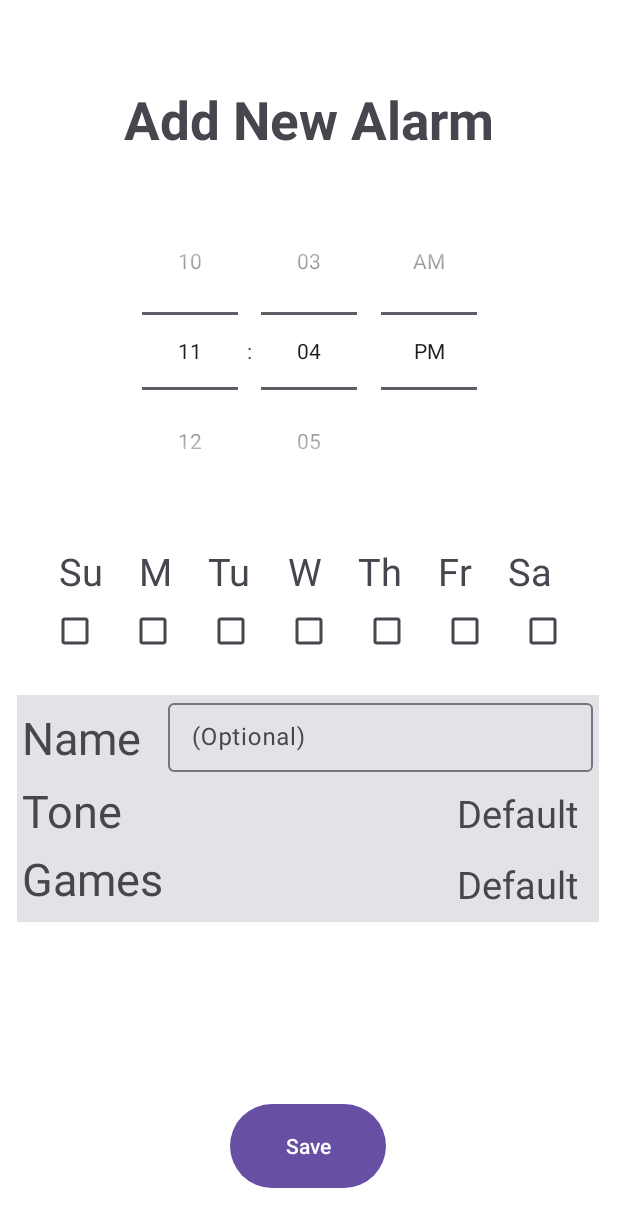
After one commit to cstet23/cisc482-final-project, an Android app: the fragment NewAlarm shown on its own in the app's theme, on a phone screen of 412 x 824 dp. The commit adds this screen. Shown: the top 1227 px of the screen. Run offline under Robolectric (Android 15) with nearby library versions, the phone set to English and light mode, and no system bars.

Commit message:
added add alarm screen and fragment, and an add alarm button on home screen

```diff
--- a/app/build.gradle.kts
+++ b/app/build.gradle.kts
@@ -29,6 +29,9 @@ android {
         sourceCompatibility = JavaVersion.VERSION_11
         targetCompatibility = JavaVersion.VERSION_11
     }
+    buildFeatures {
+        viewBinding = true
+    }
 }
 
 dependencies {
--- a/app/src/main/java/com/ciscx82/finalproject/MainActivity.java
+++ b/app/src/main/java/com/ciscx82/finalproject/MainActivity.java
@@ -1,6 +1,7 @@
 package com.ciscx82.finalproject;
 
 import android.os.Bundle;
+import android.view.View;
 
 import androidx.activity.EdgeToEdge;
 import androidx.appcompat.app.AppCompatActivity;
@@ -8,7 +9,12 @@ import androidx.core.graphics.Insets;
 import androidx.core.view.ViewCompat;
 import androidx.core.view.WindowInsetsCompat;
 
+import com.google.android.material.floatingactionbutton.FloatingActionButton;
+
 public class MainActivity extends AppCompatActivity {
+    // params
+    FloatingActionButton addButton;
+    NewAlarm newAlarm = new NewAlarm();
 
     @Override
     protected void onCreate(Bundle savedInstanceState) {
@@ -20,5 +26,13 @@ public class MainActivity extends AppCompatActivity {
             v.setPadding(systemBars.left, systemBars.top, systemBars.right, systemBars.bottom);
             return insets;
         });
+
+        // get references for necessary params
+        addButton = findViewById(R.id.add_alarm_button);
+
+        // button onClick listeners
+        addButton.setOnClickListener(view -> getSupportFragmentManager().beginTransaction().replace(R.id.main, newAlarm).commit());
     }
+
+
 }
--- /dev/null
+++ b/app/src/main/java/com/ciscx82/finalproject/NewAlarm.java
@@ -0,0 +1,44 @@
+package com.ciscx82.finalproject;
+
+import android.annotation.SuppressLint;
+
+import androidx.annotation.NonNull;
+import androidx.annotation.Nullable;
+import androidx.appcompat.app.ActionBar;
+import androidx.appcompat.app.AppCompatActivity;
+import androidx.fragment.app.Fragment;
+
+import android.app.Activity;
+import android.os.Bundle;
+import android.os.Handler;
+import android.os.Looper;
+import android.view.LayoutInflater;
+import android.view.MotionEvent;
+import android.view.View;
+import android.view.ViewGroup;
+import android.view.WindowManager;
+
+import com.ciscx82.finalproject.databinding.FragmentNewAlarmBinding;
+
+/**
+ * An example full-screen activity that shows and hides the system UI (i.e.
+ * status bar and navigation/system bar) with user interaction.
+ */
+public class NewAlarm extends Fragment {
+    public NewAlarm() {
+        super(R.layout.fragment_new_alarm);
+    }
+
+    @Override
+    public void onCreate(Bundle savedInstanceState) {
+        super.onCreate(savedInstanceState);
+
+    }
+
+    @Override
+    public View onCreateView(LayoutInflater inflater, ViewGroup container,
+                             Bundle savedInstanceState) {
+        // Inflate the layout for this fragment
+        return inflater.inflate(R.layout.fragment_new_alarm, container, false);
+    }
+}
--- a/app/src/main/res/layout/activity_main.xml
+++ b/app/src/main/res/layout/activity_main.xml
@@ -16,4 +16,17 @@
         app:layout_constraintStart_toStartOf="parent"
         app:layout_constraintTop_toTopOf="parent" />
 
+    <com.google.android.material.floatingactionbutton.FloatingActionButton
+        android:id="@+id/add_alarm_button"
+        android:layout_width="wrap_content"
+        android:layout_height="wrap_content"
+        android:layout_marginStart="16dp"
+        android:layout_marginTop="16dp"
+        android:clickable="true"
+        android:contentDescription="@string/floating_button_description"
+        app:layout_constraintStart_toStartOf="parent"
+        app:layout_constraintTop_toTopOf="parent"
+        app:maxImageSize="50dp"
+        app:srcCompat="@android:drawable/ic_menu_add" />
+
 </androidx.constraintlayout.widget.ConstraintLayout>
--- /dev/null
+++ b/app/src/main/res/layout/fragment_new_alarm.xml
@@ -0,0 +1,254 @@
+<?xml version="1.0" encoding="utf-8"?>
+<androidx.constraintlayout.widget.ConstraintLayout xmlns:android="http://schemas.android.com/apk/res/android"
+    xmlns:app="http://schemas.android.com/apk/res-auto"
+    xmlns:tools="http://schemas.android.com/tools"
+    android:id="@+id/add_alarm_frame"
+    android:layout_width="match_parent"
+    android:layout_height="match_parent"
+    android:background="@color/white"
+    android:theme="@style/ThemeOverlay.FinalProject.FullscreenContainer"
+    tools:context=".NewAlarm">
+
+    <!-- The primary full-screen view. This can be replaced with whatever view
+         is needed to present your content, e.g. VideoView, SurfaceView,
+         TextureView, etc. -->
+
+    <!-- This FrameLayout insets its children based on system windows using
+         android:fitsSystemWindows. -->
+
+    <TimePicker
+        android:id="@+id/timepicker"
+        android:layout_width="413dp"
+        android:layout_height="230dp"
+        android:layout_marginTop="20dp"
+        android:timePickerMode="spinner"
+        app:layout_constraintEnd_toEndOf="parent"
+        app:layout_constraintStart_toStartOf="parent"
+        app:layout_constraintTop_toBottomOf="@+id/textView2" />
+
+    <TextView
+        android:id="@+id/textView2"
+        android:layout_width="289dp"
+        android:layout_height="52dp"
+        android:layout_marginStart="122dp"
+        android:layout_marginTop="56dp"
+        android:layout_marginEnd="122dp"
+        android:lineSpacingExtra="8sp"
+        android:text="@string/add_alarm_header"
+        android:textAlignment="center"
+        android:textSize="35sp"
+        android:textStyle="bold"
+        app:layout_constraintEnd_toEndOf="parent"
+        app:layout_constraintStart_toStartOf="parent"
+        app:layout_constraintTop_toTopOf="parent" />
+
+    <LinearLayout
+        android:id="@+id/linearLayout"
+        android:layout_width="363dp"
+        android:layout_height="45dp"
+        android:layout_marginTop="40dp"
+        android:orientation="horizontal"
+        app:layout_constraintEnd_toEndOf="parent"
+        app:layout_constraintStart_toStartOf="parent"
+        app:layout_constraintTop_toBottomOf="@+id/timepicker">
+
+        <CheckBox
+            android:id="@+id/sunday"
+            android:layout_width="wrap_content"
+            android:layout_height="wrap_content"
+            android:layout_weight="1" />
+
+        <CheckBox
+            android:id="@+id/monday"
+            android:layout_width="wrap_content"
+            android:layout_height="wrap_content"
+            android:layout_weight="1" />
+
+        <CheckBox
+            android:id="@+id/monday2"
+            android:layout_width="wrap_content"
+            android:layout_height="wrap_content"
+            android:layout_weight="1" />
+
+        <CheckBox
+            android:id="@+id/monday3"
+            android:layout_width="wrap_content"
+            android:layout_height="wrap_content"
+            android:layout_weight="1" />
+
+        <CheckBox
+            android:id="@+id/monday4"
+            android:layout_width="wrap_content"
+            android:layout_height="wrap_content"
+            android:layout_weight="1" />
+
+        <CheckBox
+            android:id="@+id/monday5"
+            android:layout_width="wrap_content"
+            android:layout_height="wrap_content"
+            android:layout_weight="1" />
+
+        <CheckBox
+            android:id="@+id/monday6"
+            android:layout_width="wrap_content"
+            android:layout_height="wrap_content"
+            android:layout_weight="1" />
+
+    </LinearLayout>
+
+    <TableLayout
+        android:id="@+id/tableLayout"
+        android:layout_width="388dp"
+        android:layout_height="151dp"
+        android:layout_marginTop="20dp"
+        android:background="#E3E3E7"
+        app:layout_constraintEnd_toEndOf="parent"
+        app:layout_constraintHorizontal_bias="0.478"
+        app:layout_constraintStart_toStartOf="parent"
+        app:layout_constraintTop_toBottomOf="@+id/linearLayout">
+
+        <TableRow android:layout_height="wrap_content">
+
+            <TextView
+                android:layout_width="wrap_content"
+                android:layout_height="wrap_content"
+                android:padding="3dp"
+                android:text="@string/add_alarm_setting_name"
+                android:textSize="30sp" />
+
+            <com.google.android.material.textfield.TextInputLayout
+                android:layout_width="283dp"
+                android:layout_height="wrap_content">
+
+                <com.google.android.material.textfield.TextInputEditText
+                    android:layout_width="match_parent"
+                    android:layout_height="46dp"
+                    android:hint="@string/add_alarm_setting_name_hint"
+                    android:textAlignment="textEnd" />
+            </com.google.android.material.textfield.TextInputLayout>
+        </TableRow>
+
+        <TableRow android:layout_height="match_parent">
+
+            <TextView
+                android:layout_width="87dp"
+                android:layout_height="wrap_content"
+                android:padding="3dp"
+                android:text="@string/add_alarm_setting_tone"
+                android:textSize="30sp" />
+
+            <TextView
+                android:layout_width="277dp"
+                android:layout_height="match_parent"
+                android:padding="10dp"
+                android:text="@string/add_alarm_setting_tone_default"
+                android:textAlignment="textEnd"
+                android:textSize="25sp" />
+        </TableRow>
+
+        <TableRow android:layout_height="match_parent">
+
+            <TextView
+                android:layout_width="match_parent"
+                android:layout_height="match_parent"
+                android:padding="3dp"
+                android:text="@string/add_alarm_setting_games"
+                android:textSize="30sp" />
+
+            <TextView
+                android:layout_width="277dp"
+                android:layout_height="match_parent"
+                android:padding="10dp"
+                android:text="@string/add_alarm_setting_games_default"
+                android:textAlignment="textEnd"
+                android:textSize="25sp" />
+        </TableRow>
+    </TableLayout>
+
+    <Button
+        android:id="@+id/button3"
+        android:layout_width="104dp"
+        android:layout_height="64dp"
+        android:layout_marginBottom="28dp"
+        android:text="@string/add_alarm_save_button"
+        app:layout_constraintBottom_toBottomOf="parent"
+        app:layout_constraintEnd_toEndOf="parent"
+        app:layout_constraintHorizontal_bias="0.498"
+        app:layout_constraintStart_toStartOf="parent"
+        app:layout_constraintTop_toBottomOf="@+id/tableLayout"
+        app:layout_constraintVertical_bias="1.0" />
+
+    <TextView
+        android:id="@+id/sun_label"
+        android:layout_width="wrap_content"
+        android:layout_height="wrap_content"
+        android:layout_marginStart="15dp"
+        android:text="@string/weekday_sunday"
+        android:textSize="25sp"
+        app:layout_constraintBottom_toTopOf="@+id/linearLayout"
+        app:layout_constraintEnd_toStartOf="@+id/mon_label"
+        app:layout_constraintStart_toStartOf="parent" />
+
+    <TextView
+        android:id="@+id/mon_label"
+        android:layout_width="wrap_content"
+        android:layout_height="wrap_content"
+        android:text="@string/weekday_monday"
+        android:textSize="25sp"
+        app:layout_constraintBottom_toTopOf="@+id/linearLayout"
+        app:layout_constraintEnd_toStartOf="@+id/tues_label"
+        app:layout_constraintStart_toEndOf="@+id/sun_label" />
+
+    <TextView
+        android:id="@+id/tues_label"
+        android:layout_width="wrap_content"
+        android:layout_height="wrap_content"
+        android:text="@string/weekday_tuesday"
+        android:textSize="25sp"
+        app:layout_constraintBottom_toTopOf="@+id/linearLayout"
+        app:layout_constraintEnd_toStartOf="@+id/wed_label"
+        app:layout_constraintStart_toEndOf="@+id/mon_label" />
+    <TextView
+        android:id="@+id/wed_label"
+        android:layout_width="wrap_content"
+        android:layout_height="wrap_content"
+        android:text="@string/weekday_wednesday"
+        android:textSize="25sp"
+        app:layout_constraintBottom_toTopOf="@+id/linearLayout"
+        tools:layout_editor_absoluteX="192dp"
+        app:layout_constraintEnd_toStartOf="@+id/thurs_label"
+        app:layout_constraintStart_toEndOf="@+id/tues_label"/>
+    <TextView
+        android:id="@+id/thurs_label"
+        android:layout_width="wrap_content"
+        android:layout_height="wrap_content"
+        android:text="@string/weekday_thursday"
+        android:textSize="25sp"
+        app:layout_constraintBottom_toTopOf="@+id/linearLayout"
+        tools:layout_editor_absoluteX="238dp"
+        app:layout_constraintEnd_toStartOf="@+id/fri_label"
+        app:layout_constraintStart_toEndOf="@+id/wed_label"/>
+    <TextView
+        android:id="@+id/fri_label"
+        android:layout_width="wrap_content"
+        android:layout_height="wrap_content"
+        android:text="@string/weekday_friday"
+        android:textSize="25sp"
+        app:layout_constraintBottom_toTopOf="@+id/linearLayout"
+        tools:layout_editor_absoluteX="296dp"
+        app:layout_constraintEnd_toStartOf="@+id/sat_label"
+        app:layout_constraintStart_toEndOf="@+id/thurs_label"/>
+
+    <TextView
+        android:id="@+id/sat_label"
+        android:layout_width="wrap_content"
+        android:layout_height="wrap_content"
+        android:layout_marginEnd="20dp"
+        android:text="@string/weekday_saturday"
+        android:textSize="25sp"
+        app:layout_constraintBottom_toTopOf="@+id/linearLayout"
+        app:layout_constraintEnd_toEndOf="parent"
+        app:layout_constraintStart_toEndOf="@+id/fri_label" />
+
+
+</androidx.constraintlayout.widget.ConstraintLayout>
--- a/app/src/main/res/values-night/themes.xml
+++ b/app/src/main/res/values-night/themes.xml
@@ -4,4 +4,9 @@
         <!-- Customize your dark theme here. -->
         <!-- <item name="colorPrimary">@color/my_dark_primary</item> -->
     </style>
+
+    <style name="ThemeOverlay.FinalProject.FullscreenContainer" parent="">
+        <item name="fullscreenBackgroundColor">@color/light_blue_900</item>
+        <item name="fullscreenTextColor">@color/light_blue_A400</item>
+    </style>
 </resources>
--- /dev/null
+++ b/app/src/main/res/values/attrs.xml
@@ -0,0 +1,6 @@
+<resources>
+    <declare-styleable name="FullscreenAttrs">
+        <attr name="fullscreenBackgroundColor" format="color" />
+        <attr name="fullscreenTextColor" format="color" />
+    </declare-styleable>
+</resources>
--- a/app/src/main/res/values/colors.xml
+++ b/app/src/main/res/values/colors.xml
@@ -2,4 +2,9 @@
 <resources>
     <color name="black">#FF000000</color>
     <color name="white">#FFFFFFFF</color>
+    <color name="light_blue_600">#FF039BE5</color>
+    <color name="light_blue_900">#FF01579B</color>
+    <color name="light_blue_A200">#FF40C4FF</color>
+    <color name="light_blue_A400">#FF00B0FF</color>
+    <color name="black_overlay">#66000000</color>
 </resources>
--- a/app/src/main/res/values/strings.xml
+++ b/app/src/main/res/values/strings.xml
@@ -1,3 +1,23 @@
 <resources>
     <string name="app_name">FinalProject</string>
+    <string name="floating_button_description">Add Alarm</string>
+    <string name="add_alarm_header">Add New Alarm</string>
+
+    <string name="add_alarm_setting_name">Name</string>
+    <string name="add_alarm_setting_name_hint">(Optional)</string>
+    <string name="add_alarm_setting_repeat">Repeat</string>
+    <string name="add_alarm_setting_tone">Tone</string>
+    <string name="add_alarm_setting_tone_default">Default</string>
+    <string name="add_alarm_setting_games">Games</string>
+    <string name="add_alarm_setting_games_default">Default</string>
+    <string name="add_alarm_save_button">Save</string>
+
+    <string name="weekday_sunday">Su</string>
+    <string name="weekday_monday">M</string>
+    <string name="weekday_tuesday">Tu</string>
+    <string name="weekday_wednesday">W</string>
+    <string name="weekday_thursday">Th</string>
+    <string name="weekday_friday">Fr</string>
+    <string name="weekday_saturday">Sa</string>
+
 </resources>
--- /dev/null
+++ b/app/src/main/res/values/styles.xml
@@ -0,0 +1,7 @@
+<resources>
+
+    <style name="Widget.Theme.FinalProject.ButtonBar.Fullscreen" parent="">
+        <item name="android:background">@color/black_overlay</item>
+        <item name="android:buttonBarStyle">?android:attr/buttonBarStyle</item>
+    </style>
+</resources>
--- a/app/src/main/res/values/themes.xml
+++ b/app/src/main/res/values/themes.xml
@@ -6,4 +6,9 @@
     </style>
 
     <style name="Theme.FinalProject" parent="Base.Theme.FinalProject" />
+
+    <style name="ThemeOverlay.FinalProject.FullscreenContainer" parent="">
+        <item name="fullscreenBackgroundColor">@color/light_blue_600</item>
+        <item name="fullscreenTextColor">@color/light_blue_A200</item>
+    </style>
 </resources>
```
